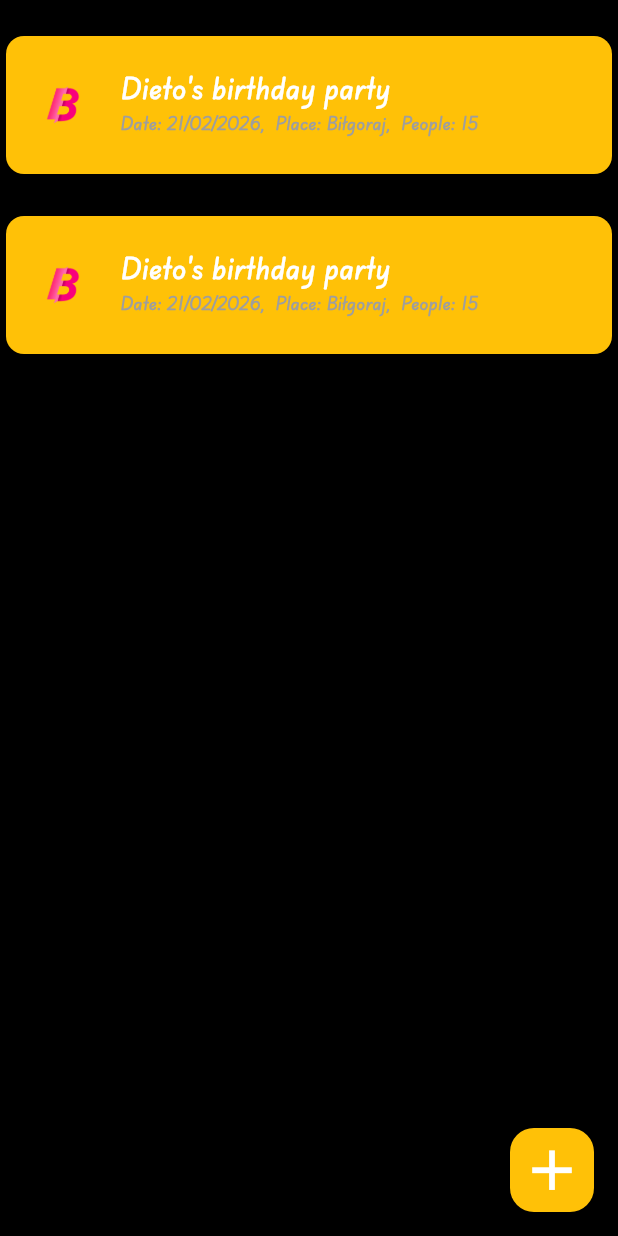
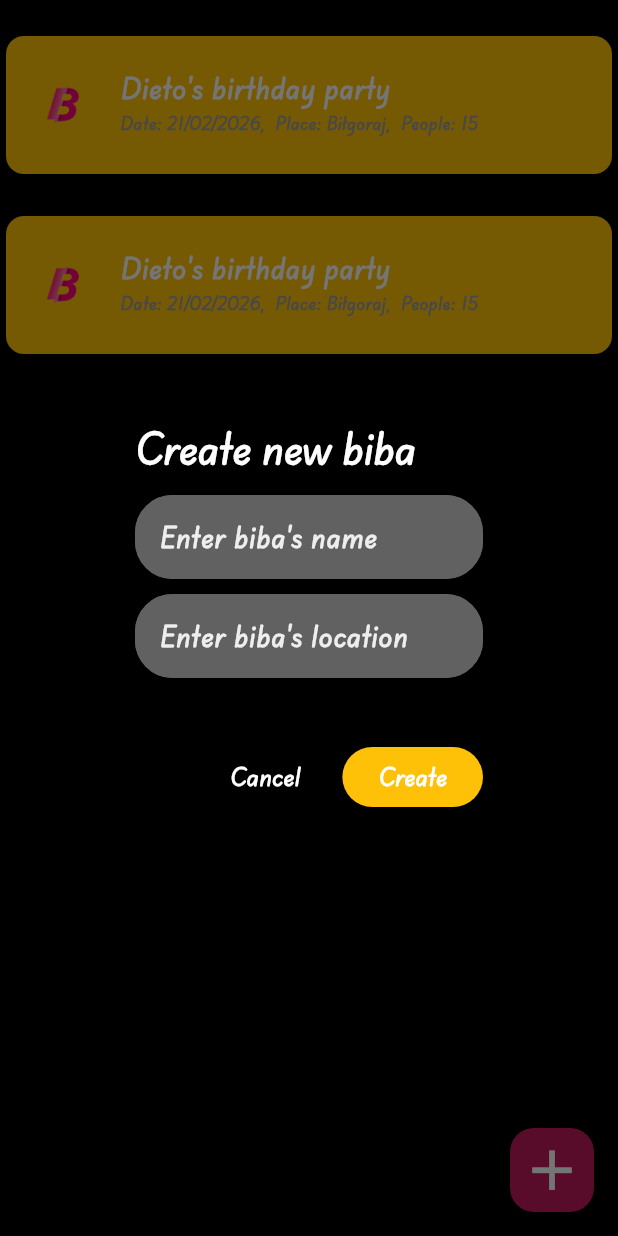
Before and after one commit to Dieto-cmd/kto-na-bibe, a Flutter app: the FutureBibasPage screen opened directly, after a tap on the "add" icon, on a phone screen of 412 x 824 dp. Run offline on Flutter 3.47's test engine with Material 3 defaults, Android fonts, the phone set to English and light mode, and no system bars; our stand-ins replace cloud_firestore, firebase_auth, firebase_core, flutter_bloc, flutter_spinkit, google_sign_in; accounts and stored records are empty.

Commit message:
Add creating bibas

```diff
--- a/lib/cubits/user_cubit.dart
+++ b/lib/cubits/user_cubit.dart
@@ -18,13 +18,13 @@ class UserCubitState {
 
 class UserCubit extends Cubit<UserCubitState> {
   UserCubit({this.cloudRepository, this.uid}) : super(UserCubitState()) {
-    getUserData();
+    getUserData(uid);
   }
 
   final CloudRepository? cloudRepository;
   final String? uid;
 
-  Future<void> getUserData() async {
+  Future<void> getUserData(String? uid) async {
     try {
       BibaUserData? data = await cloudRepository?.getUserData(uid);
       List<String>? friendsList = data?.friendsList;
@@ -134,4 +134,20 @@ class UserCubit extends Cubit<UserCubitState> {
       print(e.toString());
     }
   }
+
+  Future<void> createBiba({
+    String? name,
+    String? place,
+    String? hostUid,
+  }) async {
+    try {
+      await cloudRepository?.createBiba(
+        name: name,
+        place: place,
+        hostUid: hostUid,
+      );
+    } catch (e) {
+      throw "Error occured";
+    }
+  }
 }
--- a/lib/screens/app/biba_page.dart
+++ b/lib/screens/app/biba_page.dart
@@ -1,6 +1,7 @@
 import 'package:flutter/material.dart';
 import 'package:flutter_bloc/flutter_bloc.dart';
 import 'package:kto_na_bibe/constants.dart';
+import 'package:kto_na_bibe/cubits/biba_cubit.dart';
 import 'package:kto_na_bibe/cubits/user_cubit.dart';
 import 'package:kto_na_bibe/screens/app/guest_page.dart';
 import 'package:kto_na_bibe/screens/app/item_page.dart';
@@ -11,8 +12,8 @@ class BibaPage extends StatelessWidget {
 
   @override
   Widget build(BuildContext context) {
-    return BlocProvider<UserCubit>(
-      create: (_) => UserCubit(cloudRepository: CloudFirestore()),
+    return BlocProvider<BibaCubit>(
+      create: (_) => BibaCubit(),
       child: DefaultTabController(
         length: 2,
         child: Scaffold(
--- a/lib/screens/app/friends_page.dart
+++ b/lib/screens/app/friends_page.dart
@@ -90,7 +90,7 @@ class FriendsPage extends StatelessWidget {
                 },
               ),
         floatingActionButton: FloatingActionButton(
-          backgroundColor: Colors.amber,
+          backgroundColor: Colors.pink[700],
           onPressed: () {
             final userCubit = context.read<UserCubit>();
             showDialog(
--- a/lib/screens/app/future_bibas_page.dart
+++ b/lib/screens/app/future_bibas_page.dart
@@ -1,13 +1,16 @@
 import 'package:flutter/material.dart';
+import 'package:flutter_bloc/flutter_bloc.dart';
 import 'package:kto_na_bibe/constants.dart';
+import 'package:kto_na_bibe/cubits/user_cubit.dart';
 import 'package:kto_na_bibe/screens/app/biba_page.dart';
 
 class FutureBibasPage extends StatelessWidget {
-  const FutureBibasPage({super.key});
-
+  const FutureBibasPage({super.key, this.uid});
+  final uid;
   @override
   Widget build(BuildContext context) {
-    return Scaffold(
+    return BlocBuilder<UserCubit, UserCubitState>(
+      builder: (context, state) => Scaffold(
         backgroundColor: Colors.black,
         body: ListView.builder(
           itemCount: 2,
@@ -45,9 +48,107 @@ class FutureBibasPage extends StatelessWidget {
           ),
         ),
         floatingActionButton: FloatingActionButton(
-        onPressed: () {},
+          onPressed: () {
+            final userCubit = context.read<UserCubit>();
+            showDialog(
+              context: context,
+              builder: (dialogContext) {
+                TextEditingController _nameController = TextEditingController();
+                TextEditingController _placeController =
+                    TextEditingController();
+                return AlertDialog(
+                  backgroundColor: Colors.black,
+                  title: Text("Create new biba", style: regularTextStyle),
+                  content: Container(
+                    height: 140,
+                    width: 45,
+                    decoration: BoxDecoration(
+                      shape: BoxShape.circle,
+
+                      boxShadow: [
+                        BoxShadow(
+                          color: Colors.black.withValues(alpha: 0.3),
+                          blurRadius: 5,
+                          offset: Offset(0, 3),
+                        ),
+                      ],
+                    ),
+                    child: Column(
+                      children: [
+                        TextField(
+                          controller: _nameController,
+                          style: regularTextStyle,
+                          decoration: textFormFieldDec.copyWith(
+                            hintText: "Enter biba's name",
+                            hintStyle: hintTextStyle,
+                          ),
+                        ),
+                        SizedBox(height: 10),
+                        TextField(
+                          controller: _placeController,
+                          style: regularTextStyle,
+                          decoration: textFormFieldDec.copyWith(
+                            hintText: "Enter biba's location",
+                            hintStyle: hintTextStyle,
+                          ),
+                        ),
+                      ],
+                    ),
+                  ),
+                  actions: [
+                    TextButton(
+                      onPressed: () => Navigator.pop(context),
+                      child: Text("Cancel", style: regularTextStyle),
+                    ),
+                    SizedBox(height: 10),
+                    ElevatedButton(
+                      style: ElevatedButton.styleFrom(
                         backgroundColor: Colors.amber,
+                      ),
+                      onPressed: () async {
+                        try {
+                          await userCubit.createBiba(
+                            name: _nameController.text,
+                            place: _placeController.text,
+                            hostUid: uid,
+                          );
+                          Navigator.pop(context);
+                        } catch (e) {
+                          showDialog(
+                            context: context,
+                            builder: (dialogContext) {
+                              return AlertDialog(
+                                backgroundColor: Colors.black,
+                                title: Text(
+                                  "Something went wrong",
+                                  style: regularTextStyle,
+                                ),
+                                actions: [
+                                  ElevatedButton(
+                                    onPressed: () {
+                                      Navigator.pop(context);
+                                    },
+                                    style: ElevatedButton.styleFrom(
+                                      backgroundColor: Colors.amber,
+                                    ),
+                                    child: Text("Ok", style: regularTextStyle),
+                                  ),
+                                ],
+                              );
+                            },
+                          );
+                        }
+                      },
+                      child: Text("Create", style: regularTextStyle),
+                    ),
+                  ],
+                );
+              },
+            );
+          },
+          backgroundColor: Colors.pink[700],
           child: Icon(Icons.add, color: Colors.white, size: 45),
+        ),
       ),
     );
   }
--- a/lib/screens/app/home_page.dart
+++ b/lib/screens/app/home_page.dart
@@ -273,7 +273,7 @@ class _HomePageState extends State<HomePage> {
             body: TabBarView(
               children: [
                 BibaHistoryPage(),
-                FutureBibasPage(),
+                FutureBibasPage(uid: widget.uid),
                 FriendsPage(uid: widget.uid),
               ],
             ),
```
Also changed, not shown: lib/cubits/biba_cubit.dart (added, +20 -0 lines), lib/repositories/cloud_repository.dart (+26 -2 lines). Lines whose indentation alone changed are shown as unchanged.
